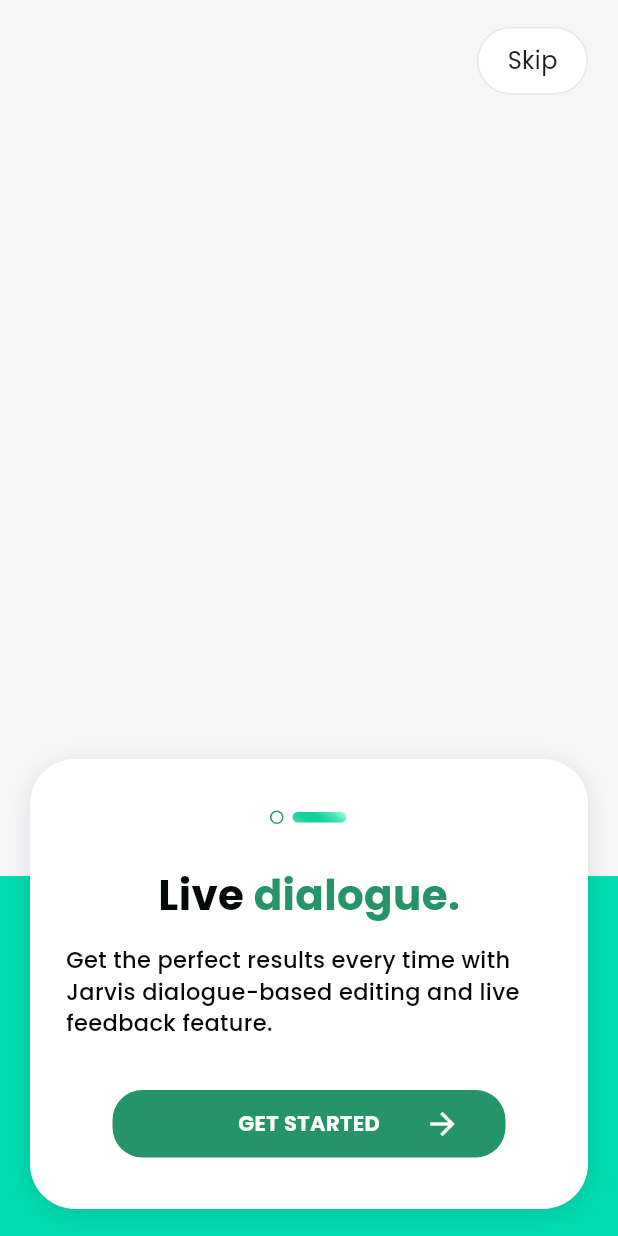
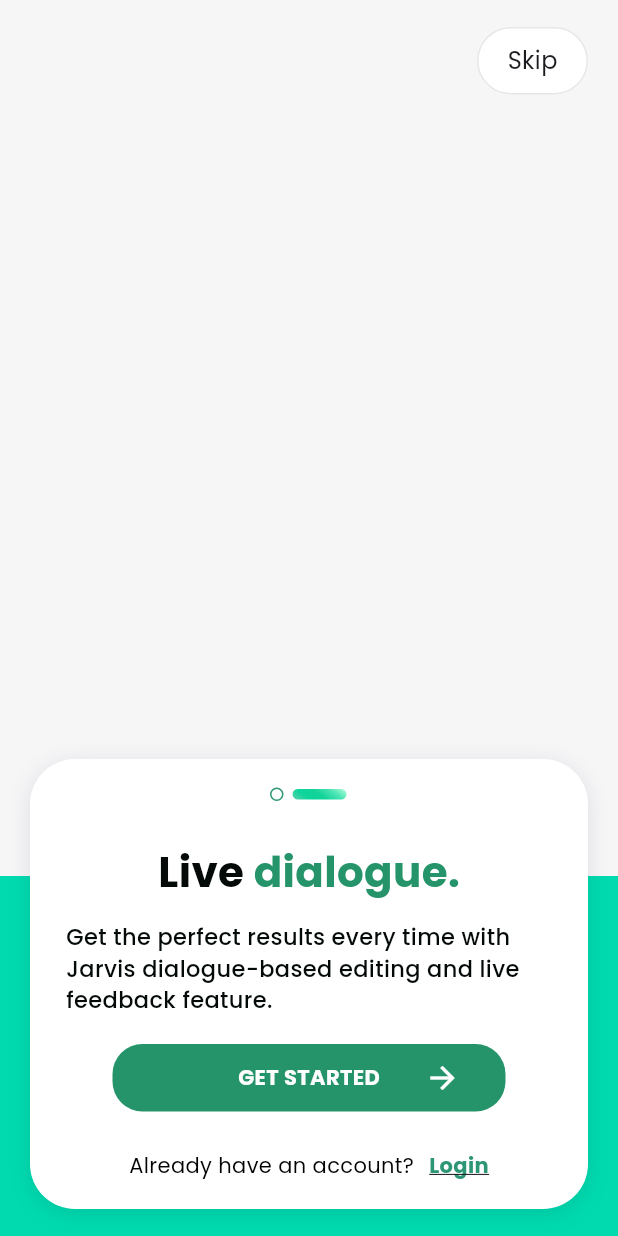
Before and after one commit to pjcollado25/jarvis_app, a Flutter app: the screen it shows after launch, after a tap on "NEXT", on a phone screen of 412 x 824 dp. Run offline on Flutter 3.47's test engine with Material 3 defaults, Android fonts, the phone set to English and light mode, and no system bars; drawn by our look-alikes of flutter_markdown; our stand-ins replace go_router, google_fonts.

Commit message:
Implement dialog box content

```diff
--- a/lib/src/config/themes/app_theme.dart
+++ b/lib/src/config/themes/app_theme.dart
@@ -5,7 +5,7 @@ import 'package:google_fonts/google_fonts.dart';
 class AppTheme {
   static ThemeData getAppTheme() {
     return ThemeData(
-      primaryColor: Colors.blue,
+      primaryColor: AppColors.kPrimaryColor(),
       scaffoldBackgroundColor: AppColors.kScaffoldColor(),
       appBarTheme: AppTheme.getAppBarTheme(),
       textTheme: GoogleFonts.poppinsTextTheme(),
--- a/lib/src/config/themes/colors.dart
+++ b/lib/src/config/themes/colors.dart
@@ -24,4 +24,5 @@ class AppColors {
         transform: GradientRotation(153),
       );
   static Color kPrimaryButtonColor() => const Color(0xFF25946A);
+  static Color kNavBarContainerColor() => const Color(0xFFEDEDED);
 }
--- a/lib/src/config/themes/styles.dart
+++ b/lib/src/config/themes/styles.dart
@@ -8,9 +8,22 @@ class AppTextStyle {
       fontSize: 28, color: color, fontWeight: FontWeight.bold);
   static TextStyle kBodyTextStyle(Color color) => GoogleFonts.poppins(
       fontSize: 15, color: color, fontWeight: FontWeight.w500);
+  static TextStyle kSmallTextStyle() => GoogleFonts.poppins(
+      fontSize: 14, color: Colors.black);
   static TextStyle kButtonTextStyle() => TextStyle(
         fontSize: 14,
         color: AppColors.kWhiteColor(),
         fontWeight: FontWeight.bold,
       );
+  static TextStyle kHeaderTextStyle() => TextStyle(
+        fontSize: 25,
+        color: AppColors.kSecondaryColor(),
+        fontWeight: FontWeight.bold,
+      );
+  static TextStyle kTextButtonTextStyle() => TextStyle(
+        fontSize: 14,
+        color: AppColors.kSecondaryColor(),
+        fontWeight: FontWeight.bold,
+        decoration: TextDecoration.underline,
+      );
 }
--- a/lib/src/features/onboarding/presentation/views/onboarding_view.dart
+++ b/lib/src/features/onboarding/presentation/views/onboarding_view.dart
@@ -1,5 +1,4 @@
 import 'package:flutter/material.dart';
-import 'package:flutter/widgets.dart';
 import 'package:jarvis_app/src/config/themes/colors.dart';
 import 'package:jarvis_app/src/features/onboarding/presentation/widgets/onboarding_dialog_box.dart';
 import '../widgets/appbar_button.dart';
--- a/lib/src/features/onboarding/presentation/widgets/onboarding_dialog_box.dart
+++ b/lib/src/features/onboarding/presentation/widgets/onboarding_dialog_box.dart
@@ -74,24 +74,86 @@ class _OnboardingDialogBoxState extends State<OnboardingDialogBox> {
                 _index == 0
                     ? _index++
                     : showBottomSheet(
-                      backgroundColor: Colors.transparent,
+                        backgroundColor: Colors.transparent,
                         context: context,
-                        builder: (context) => Container(
-                          height: 425,
-                          width: double.infinity,
-                          decoration: BoxDecoration(
-                            color: AppColors.kWhiteColor(),
-                            borderRadius: BorderRadius.circular(30),
-                          ),
-                        ),
+                        builder: (context) => bottomSheetSignIn(),
                       );
               }),
               text: _index == 0 ? "Next" : "Get started",
+            ),
+            const SizedBox(height: 26),
+            Row(
+              crossAxisAlignment: CrossAxisAlignment.center,
+              mainAxisAlignment: MainAxisAlignment.center,
+              children: [
+                Text(
+                  "Already have an account?",
+                  style: AppTextStyle.kSmallTextStyle(),
+                ),
+                const SizedBox(width: 10),
+                Text(
+                  "Login",
+                  style: AppTextStyle.kTextButtonTextStyle(),
+                ),
+              ],
             ),
             const Spacer(),
           ],
         ),
       );
+
+  bottomSheetSignIn() {
+    return Container(
+      height: 425,
+      width: double.infinity,
+      decoration: BoxDecoration(
+        color: AppColors.kWhiteColor(),
+        borderRadius: BorderRadius.circular(30),
+        boxShadow: [
+          BoxShadow(
+            color: Colors.black.withOpacity(0.29),
+            offset: const Offset(0, 3),
+            blurRadius: 12,
+          ),
+        ],
+      ),
+      child: Padding(
+        padding: const EdgeInsets.symmetric(vertical: 10),
+        child: Column(
+          children: [
+            Container(
+              height: 10,
+              width: 100,
+              decoration: BoxDecoration(
+                color: AppColors.kNavBarContainerColor(),
+                borderRadius: BorderRadius.circular(3),
+              ),
+            ),
+            const Spacer(),
+            Text(
+              "Welcome to Jarvis GPT-3",
+              style: AppTextStyle.kHeaderTextStyle(),
+            ),
+            Container(
+              height: 45,
+              width: 260,
+              decoration: BoxDecoration(
+                color: AppColors.kSecondaryColor(),
+                borderRadius: BorderRadius.circular(20),
+                boxShadow: [
+                  BoxShadow(
+                    color: Colors.black.withOpacity(0.1),
+                    offset: const Offset(0, 10),
+                    blurRadius: 20,
+                  ),
+                ],
+              ),
+            )
+          ],
+        ),
+      ),
+    );
+  }
 
   _pagingBarWidget() {
     return Row(
```
Also changed, not shown: pubspec.lock, 13 other files.
